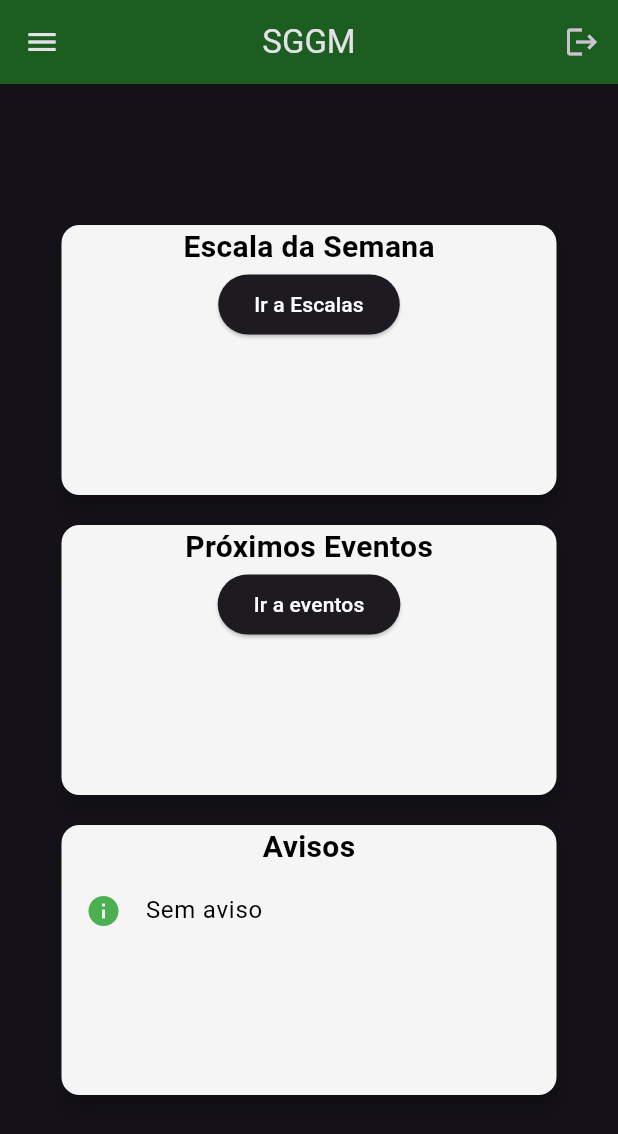
After one commit to EricksonDutra/EricksonDutra-SGGEM-PA-XP, a Flutter app: the screen it shows after launch, after a tap on "Entrar", on a phone screen of 412 x 824 dp. The commit adds this screen. Shown: the top 1134 px of the screen. Run offline on Flutter 3.47's test engine with Material 3 defaults, Android fonts, the phone set to English and light mode, and no system bars; network calls fail.

Commit message:
:construction: initial page

```diff
--- a/mobile/sggm/lib/main.dart
+++ b/mobile/sggm/lib/main.dart
@@ -3,6 +3,7 @@ import 'package:provider/provider.dart';
 import 'package:sggm/controllers/escalas_controller.dart';
 import 'package:sggm/controllers/eventos_controller.dart';
 import 'package:sggm/controllers/musicos_controller.dart';
+import 'package:sggm/views/initial_page.dart';
 import 'package:sggm/views/login_page.dart';
 import 'home_page.dart';
 
@@ -24,10 +25,12 @@ class MyApp extends StatelessWidget {
 
   @override
   Widget build(BuildContext context) {
-    return const MaterialApp(
+    return MaterialApp(
       title: 'Eventos App',
-      home: LoginPage(),
+      home: const LoginPage(),
       debugShowCheckedModeBanner: false,
+      themeMode: ThemeMode.dark,
+      theme: ThemeData.dark(useMaterial3: true),
     );
   }
 }
--- /dev/null
+++ b/mobile/sggm/lib/views/initial_page.dart
@@ -0,0 +1,136 @@
+import 'package:flutter/material.dart';
+import 'package:sggm/views/escalas_page.dart';
+import 'package:sggm/views/eventos_page.dart';
+
+class InitialPage extends StatelessWidget {
+  const InitialPage({super.key});
+
+  @override
+  Widget build(BuildContext context) {
+    return Scaffold(
+      appBar: AppBar(
+        title: const Text('SGGM'),
+        centerTitle: true,
+        backgroundColor: Colors.green[900],
+        actions: [IconButton(onPressed: () => Navigator.pop(context), icon: const Icon(Icons.logout))],
+      ),
+      drawer: Drawer(
+        child: Column(
+          children: [
+            SizedBox(
+              width: double.infinity,
+              child: DrawerHeader(
+                decoration: BoxDecoration(color: Colors.green[900]),
+                child: Column(
+                  children: [
+                    const Text(
+                      'SGGM',
+                      textAlign: TextAlign.center,
+                      style: TextStyle(color: Colors.white),
+                    ),
+                    const SizedBox(height: 20),
+                    Image.network('https://www.ipb.org.br/img/logo_ipb2.png', width: 100),
+                  ],
+                ),
+              ),
+            ),
+            const ListTile(
+              leading: Icon(Icons.music_note),
+              title: Text(
+                'Cifras',
+                style: TextStyle(color: Colors.white),
+              ),
+            ),
+            const ListTile(
+                leading: Icon(Icons.question_answer),
+                title: Text(
+                  'Solicitações',
+                  style: TextStyle(color: Colors.white),
+                )),
+            const ListTile(
+              leading: Icon(Icons.settings),
+              title: Text(
+                'Configurações',
+                style: TextStyle(color: Colors.white),
+              ),
+            ),
+          ],
+        ),
+      ),
+      body: SizedBox(
+        width: double.infinity,
+        child: Column(
+          mainAxisAlignment: MainAxisAlignment.center,
+          crossAxisAlignment: CrossAxisAlignment.center,
+          children: [
+            SizedBox(
+              width: 350,
+              height: 200,
+              child: Card(
+                elevation: 5,
+                margin: const EdgeInsets.all(10),
+                color: Colors.grey[100],
+                shadowColor: Colors.black,
+                child: Column(
+                  children: [
+                    const Text('Escala da Semana',
+                        style: TextStyle(fontSize: 20, fontWeight: FontWeight.bold, color: Colors.black)),
+                    ElevatedButton(
+                      onPressed: () => Navigator.push(context, MaterialPageRoute(builder: (bc) => const EscalasPage())),
+                      child: const Text('Ir a Escalas', style: TextStyle(color: Colors.white)),
+                    )
+                  ],
+                ),
+              ),
+            ),
+            SizedBox(
+              width: 350,
+              height: 200,
+              child: Card(
+                elevation: 5,
+                margin: const EdgeInsets.all(10),
+                color: Colors.grey[100],
+                shadowColor: Colors.black,
+                child: Column(
+                  children: [
+                    const Text('Próximos Eventos',
+                        style: TextStyle(fontSize: 20, fontWeight: FontWeight.bold, color: Colors.black)),
+                    ElevatedButton(
+                      onPressed: () => Navigator.push(context, MaterialPageRoute(builder: (bc) => const EventosPage())),
+                      child: const Text('Ir a eventos', style: TextStyle(color: Colors.white)),
+                    )
+                  ],
+                ),
+              ),
+            ),
+            SizedBox(
+              width: 350,
+              height: 200,
+              child: Card(
+                elevation: 5,
+                margin: const EdgeInsets.all(10),
+                color: Colors.grey[100],
+                shadowColor: Colors.black,
+                child: const Column(
+                  children: [
+                    Text('Avisos', style: TextStyle(fontSize: 20, fontWeight: FontWeight.bold, color: Colors.black)),
+                    ListTile(
+                      leading: Icon(
+                        Icons.info,
+                        color: Colors.green,
+                      ),
+                      title: Text(
+                        'Sem aviso',
+                        style: TextStyle(color: Colors.black),
+                      ),
+                    ),
+                  ],
+                ),
+              ),
+            ),
+          ],
+        ),
+      ),
+    );
+  }
+}
--- a/mobile/sggm/lib/views/login_page.dart
+++ b/mobile/sggm/lib/views/login_page.dart
@@ -1,4 +1,5 @@
 import 'package:flutter/material.dart';
+import 'package:sggm/views/initial_page.dart';
 import 'package:sggm/views/widgets/input_widget.dart';
 
 class LoginPage extends StatelessWidget {
@@ -32,6 +33,13 @@ class LoginPage extends StatelessWidget {
                   obscureText: true, // Oculta o texto da senha
                 ),
               ),
+              TextButton(
+                onPressed: () => Navigator.push(context, MaterialPageRoute(builder: (bc) => const InitialPage())),
+                child: const Text(
+                  'Entrar',
+                  style: TextStyle(color: Colors.white, fontFamily: 'Inknut_Antiqua'),
+                ),
+              )
             ]),
           ],
         ),
```
